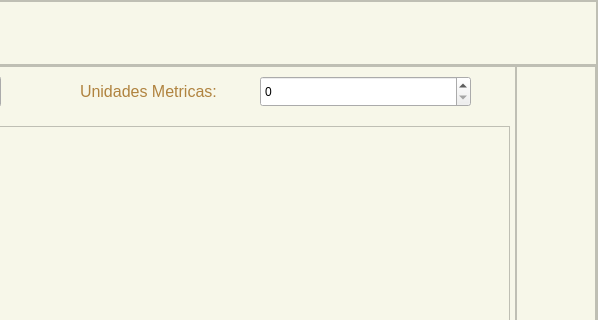
This is pagina_receta.ui in avilalem/ProyectoFinal as Qt 5 draws it before an edit; both pictures show x 202 to 800 and y 0 to 320 of the 800 by 600 pixel window. The edited form follows.
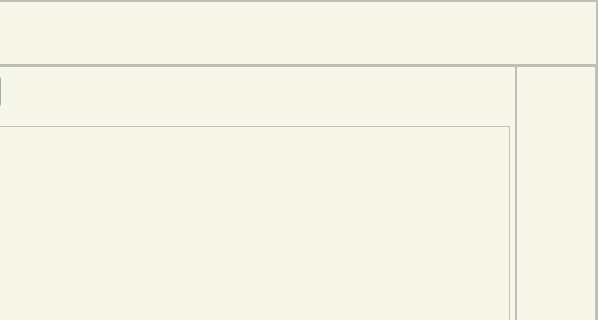
This is the edited form. Icons and pictures are not drawn.

The edit to the form file:
```diff
--- a/pagina_receta.ui
+++ b/pagina_receta.ui
@@ -276,34 +276,6 @@
                <normaloff>icono-informacion.png</normaloff>icono-informacion.png</iconset>
              </property>
             </widget>
-            <widget class="QLabel" name="labelUnidades">
-             <property name="geometry">
-              <rect>
-               <x>280</x>
-               <y>10</y>
-               <width>181</width>
-               <height>31</height>
-              </rect>
-             </property>
-             <property name="font">
-              <font>
-               <pointsize>12</pointsize>
-              </font>
-             </property>
-             <property name="text">
-              <string>Unidades Metricas:</string>
-             </property>
-            </widget>
-            <widget class="QSpinBox" name="metricUnit">
-             <property name="geometry">
-              <rect>
-               <x>460</x>
-               <y>10</y>
-               <width>211</width>
-               <height>31</height>
-              </rect>
-             </property>
-            </widget>
             <widget class="QTextEdit" name="listaIngredientes">
              <property name="geometry">
               <rect>
@@ -356,42 +328,6 @@
               <bool>true</bool>
              </property>
             </widget>
-            <widget class="QPushButton" name="infoMetric">
-             <property name="geometry">
-              <rect>
-               <x>670</x>
-               <y>10</y>
-               <width>40</width>
-               <height>40</height>
-              </rect>
-             </property>
-             <property name="minimumSize">
-              <size>
-               <width>40</width>
-               <height>40</height>
-              </size>
-             </property>
-             <property name="styleSheet">
-              <string notr="true">QFrame{
-background-color: rgb(247, 247, 233) ;
-}
-QPushButton{
-background-color:#000000ff;
-border-radius:25px;
-}
-QPushButton:hover{
-background-color:rgb(230, 225, 210);
-border-radius:25px;
-}</string>
-             </property>
-             <property name="text">
-              <string/>
-             </property>
-             <property name="icon">
-              <iconset>
-               <normaloff>icono-informacion.png</normaloff>icono-informacion.png</iconset>
-             </property>
-            </widget>
            </widget>
           </item>
           <item>
```
